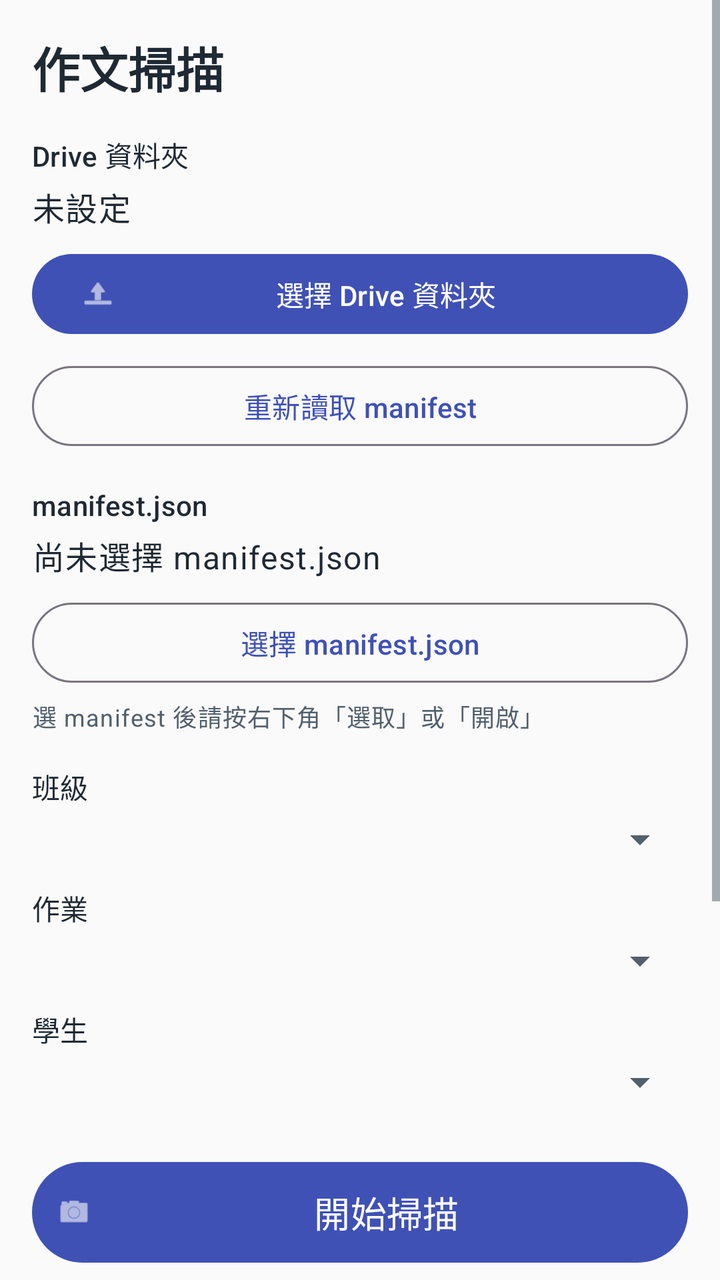
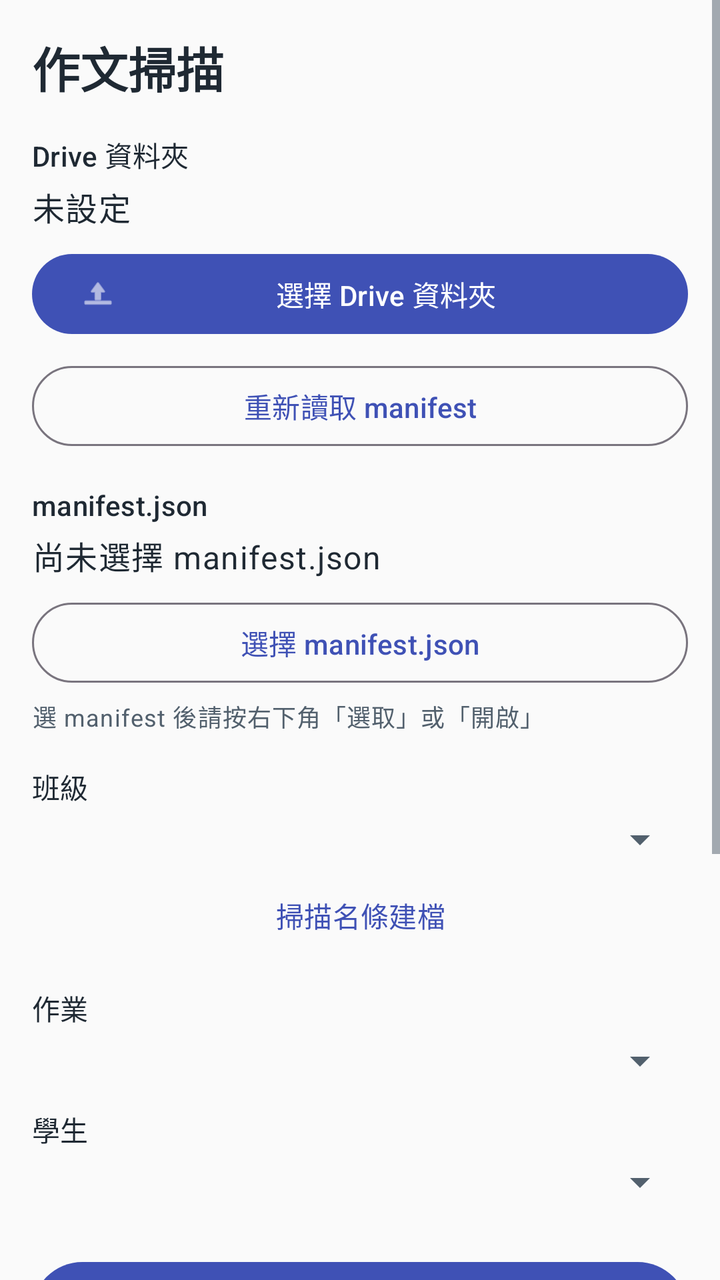

Compare the two renders of this Android layout. The source of the first and the diff that turns it into the second are given below.
<!-- AndroidManifest.xml: application theme Theme.EssayGrader -->
<!-- res/layout/activity_main.xml -->
<?xml version="1.0" encoding="utf-8"?>
<ScrollView xmlns:android="http://schemas.android.com/apk/res/android"
    xmlns:app="http://schemas.android.com/apk/res-auto"
    android:id="@+id/mainScroll"
    android:layout_width="match_parent"
    android:layout_height="match_parent"
    android:fillViewport="true">

    <LinearLayout
        android:layout_width="match_parent"
        android:layout_height="wrap_content"
        android:orientation="vertical"
        android:padding="16dp">

        <TextView
            android:id="@+id/titleText"
            android:layout_width="match_parent"
            android:layout_height="wrap_content"
            android:text="@string/title"
            android:textAppearance="?attr/textAppearanceHeadlineSmall"
            android:textStyle="bold" />

        <LinearLayout
            android:id="@+id/setupPanel"
            android:layout_width="match_parent"
            android:layout_height="wrap_content"
            android:orientation="vertical">

            <TextView
                android:layout_width="match_parent"
                android:layout_height="wrap_content"
                android:layout_marginTop="16dp"
                android:text="@string/drive_status_label"
                android:textAppearance="?attr/textAppearanceTitleSmall" />

            <TextView
                android:id="@+id/driveStatusText"
                android:layout_width="match_parent"
                android:layout_height="wrap_content"
                android:layout_marginTop="4dp"
                android:text="@string/drive_not_set"
                android:textAppearance="?attr/textAppearanceBodyLarge" />

            <com.google.android.material.button.MaterialButton
                android:id="@+id/chooseDriveButton"
                android:layout_width="match_parent"
                android:layout_height="wrap_content"
                android:layout_marginTop="8dp"
                android:text="@string/choose_drive"
                app:icon="@android:drawable/ic_menu_upload" />

            <com.google.android.material.button.MaterialButton
                android:id="@+id/reloadManifestButton"
                style="@style/Widget.Material3.Button.OutlinedButton"
                android:layout_width="match_parent"
                android:layout_height="wrap_content"
                android:layout_marginTop="8dp"
                android:text="@string/reload_manifest" />

            <TextView
                android:layout_width="match_parent"
                android:layout_height="wrap_content"
                android:layout_marginTop="16dp"
                android:text="@string/manifest_status_label"
                android:textAppearance="?attr/textAppearanceTitleSmall" />

            <TextView
                android:id="@+id/manifestStatusText"
                android:layout_width="match_parent"
                android:layout_height="wrap_content"
                android:layout_marginTop="4dp"
                android:text="@string/manifest_not_set"
                android:textAppearance="?attr/textAppearanceBodyLarge" />

            <com.google.android.material.button.MaterialButton
                android:id="@+id/chooseManifestButton"
                style="@style/Widget.Material3.Button.OutlinedButton"
                android:layout_width="match_parent"
                android:layout_height="wrap_content"
                android:layout_marginTop="8dp"
                android:text="@string/choose_manifest" />

            <TextView
                android:id="@+id/manifestPickHint"
                android:layout_width="match_parent"
                android:layout_height="wrap_content"
                android:layout_marginTop="4dp"
                android:text="@string/manifest_pick_hint"
                android:textAppearance="?attr/textAppearanceBodySmall"
                android:textColor="?android:attr/textColorSecondary" />

        </LinearLayout>

        <TextView
            android:id="@+id/setupSummaryText"
            android:layout_width="match_parent"
            android:layout_height="wrap_content"
            android:layout_marginTop="16dp"
            android:textAppearance="?attr/textAppearanceBodyMedium"
            android:textColor="?android:attr/textColorSecondary"
            android:visibility="gone" />

        <com.google.android.material.button.MaterialButton
            android:id="@+id/toggleSetupButton"
            style="@style/Widget.Material3.Button.OutlinedButton"
            android:layout_width="match_parent"
            android:layout_height="wrap_content"
            android:layout_marginTop="8dp"
            android:text="@string/toggle_setup"
            android:visibility="gone" />

        <TextView
            android:id="@+id/classLabel"
            android:layout_width="match_parent"
            android:layout_height="wrap_content"
            android:layout_marginTop="16dp"
            android:text="@string/label_class"
            android:textAppearance="?attr/textAppearanceTitleSmall" />

        <Spinner
            android:id="@+id/classSpinner"
            android:layout_width="match_parent"
            android:layout_height="wrap_content"
            android:layout_marginTop="4dp" />

        <TextView
            android:layout_width="match_parent"
            android:layout_height="wrap_content"
            android:layout_marginTop="12dp"
            android:text="@string/label_assignment"
            android:textAppearance="?attr/textAppearanceTitleSmall" />

        <Spinner
            android:id="@+id/assignmentSpinner"
            android:layout_width="match_parent"
            android:layout_height="wrap_content"
            android:layout_marginTop="4dp" />

        <TextView
            android:layout_width="match_parent"
            android:layout_height="wrap_content"
            android:layout_marginTop="12dp"
            android:text="@string/label_student"
            android:textAppearance="?attr/textAppearanceTitleSmall" />

        <Spinner
            android:id="@+id/studentSpinner"
            android:layout_width="match_parent"
            android:layout_height="wrap_content"
            android:layout_marginTop="4dp" />

        <com.google.android.material.button.MaterialButton
            android:id="@+id/scanButton"
            android:layout_width="match_parent"
            android:layout_height="wrap_content"
            android:layout_marginTop="24dp"
            android:padding="12dp"
            android:text="@string/start_scan"
            android:textSize="18sp"
            app:icon="@android:drawable/ic_menu_camera" />

        <TextView
            android:id="@+id/scanHintText"
            android:layout_width="match_parent"
            android:layout_height="wrap_content"
            android:layout_marginTop="8dp"
            android:text="@string/scan_hint"
            android:textColor="?android:attr/textColorSecondary"
            android:textSize="12sp" />

        <TextView
            android:layout_width="match_parent"
            android:layout_height="wrap_content"
            android:layout_marginTop="24dp"
            android:text="@string/pending_label"
            android:textAppearance="?attr/textAppearanceTitleSmall" />

        <TextView
            android:id="@+id/pendingStatusText"
            android:layout_width="match_parent"
            android:layout_height="wrap_content"
            android:layout_marginTop="4dp"
            android:text="@string/pending_status"
            android:textAppearance="?attr/textAppearanceBodyLarge" />

        <com.google.android.material.button.MaterialButton
            android:id="@+id/retryUploadButton"
            style="@style/Widget.Material3.Button.OutlinedButton"
            android:layout_width="match_parent"
            android:layout_height="wrap_content"
            android:layout_marginTop="8dp"
            android:text="@string/retry_upload" />

        <com.google.android.material.button.MaterialButton
            android:id="@+id/helpButton"
            style="@style/Widget.Material3.Button.TextButton"
            android:layout_width="match_parent"
            android:layout_height="wrap_content"
            android:layout_marginTop="4dp"
            android:text="@string/help_title" />

        <TextView
            android:id="@+id/messageText"
            android:layout_width="match_parent"
            android:layout_height="wrap_content"
            android:layout_marginTop="16dp"
            android:textAppearance="?attr/textAppearanceBodyMedium"
            android:textColor="?android:attr/textColorSecondary" />

    </LinearLayout>
</ScrollView>
<!-- resources referenced by this layout -->
<resources>
  <string name="choose_drive">選擇 Drive 資料夾</string>
  <string name="choose_manifest">選擇 manifest.json</string>
  <string name="drive_not_set">未設定</string>
  <string name="drive_status_label">Drive 資料夾</string>
  <string name="help_title">使用說明</string>
  <string name="label_assignment">作業</string>
  <string name="label_class">班級</string>
  <string name="label_student">學生</string>
  <string name="manifest_not_set">尚未選擇 manifest.json</string>
  <string name="manifest_pick_hint">選 manifest 後請按右下角「選取」或「開啟」</string>
  <string name="manifest_status_label">manifest.json</string>
  <string name="pending_label">待上傳</string>
  <string name="pending_status">待上傳：0 頁</string>
  <string name="reload_manifest">重新讀取 manifest</string>
  <string name="retry_upload">重新上傳待上傳</string>
  <string name="scan_hint">拍攝時保持手機直立，讓文件四角都在框內；完成後可在預覽頁旋轉、裁切、調整順序。</string>
  <string name="start_scan">開始掃描</string>
  <string name="title">作文掃描</string>
  <string name="toggle_setup">變更設定</string>
  <style name="Theme.EssayGrader" parent="Theme.Material3.Light.NoActionBar">
          <item name="colorPrimary">@color/primary</item>
          <item name="colorOnPrimary">@color/on_primary</item>
          <item name="colorPrimaryDark">@color/primary_dark</item>
          <item name="colorOnBackground">@color/on_background</item>
          <item name="colorOnSurface">@color/on_surface</item>
          <item name="colorOnSurfaceVariant">@color/on_surface_variant</item>
          <item name="android:colorBackground">@color/background</item>
          <item name="android:textColorPrimary">@color/on_surface</item>
          <item name="android:textColorSecondary">@color/on_surface_variant</item>
          <item name="android:statusBarColor">@color/primary_dark</item>
          <item name="android:windowLightStatusBar">false</item>
          <item name="android:forceDarkAllowed">false</item>
      </style>
  <color name="primary">#3F51B5</color>
  <color name="on_primary">#FFFFFF</color>
  <color name="primary_dark">#303F9F</color>
  <color name="on_background">#1F2933</color>
  <color name="on_surface">#1F2933</color>
  <color name="on_surface_variant">#52606D</color>
  <color name="background">#FAFAFA</color>
</resources>

<!-- the commit's change to res/layout/activity_main.xml (unified diff, before → after) -->
@@ -123,6 +123,14 @@
             android:layout_height="wrap_content"
             android:layout_marginTop="4dp" />
 
+        <com.google.android.material.button.MaterialButton
+            android:id="@+id/scanRosterButton"
+            style="@style/Widget.Material3.Button.TextButton"
+            android:layout_width="match_parent"
+            android:layout_height="wrap_content"
+            android:layout_marginTop="2dp"
+            android:text="@string/scan_roster" />
+
         <TextView
             android:layout_width="match_parent"
             android:layout_height="wrap_content"
<!-- resource entries referenced after the edit -->
@@ -16,6 +16,7 @@
   <string name="reload_manifest">重新讀取 manifest</string>
   <string name="retry_upload">重新上傳待上傳</string>
   <string name="scan_hint">拍攝時保持手機直立，讓文件四角都在框內；完成後可在預覽頁旋轉、裁切、調整順序。</string>
+  <string name="scan_roster">掃描名條建檔</string>
   <string name="start_scan">開始掃描</string>
   <string name="title">作文掃描</string>
   <string name="toggle_setup">變更設定</string>
